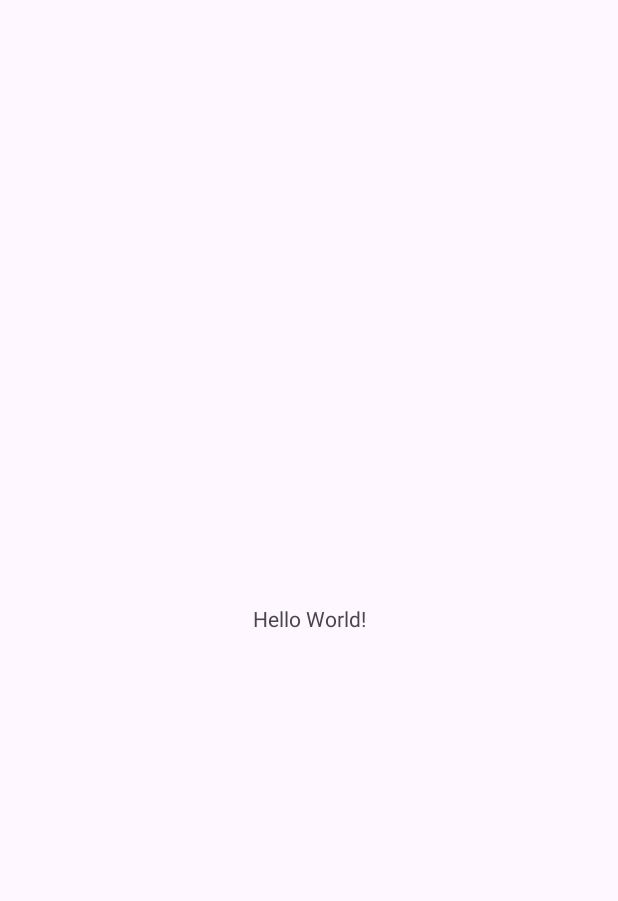
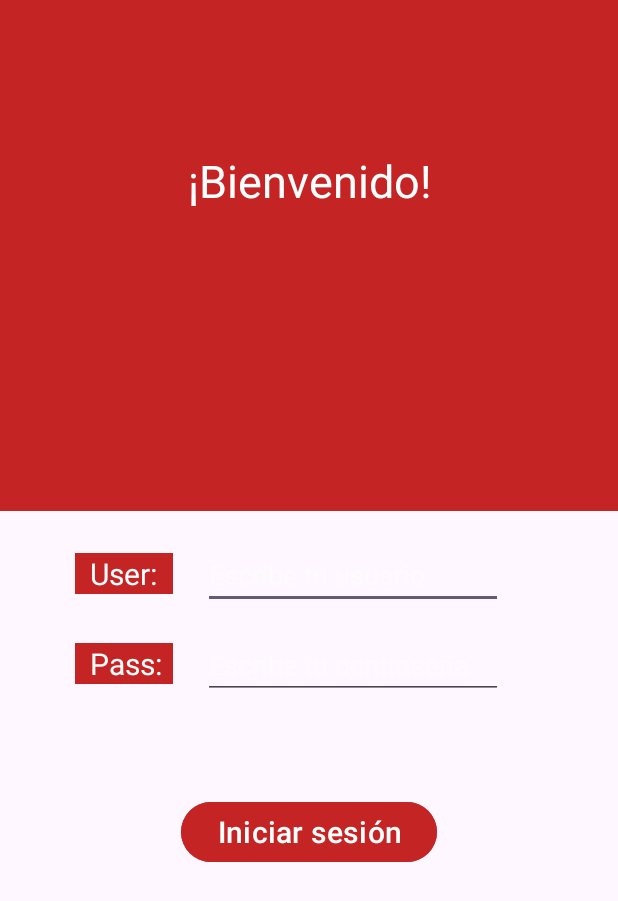
Before and after one commit to KarenRodea7/ADO_KR, an Android app: the screen it shows after launch (MainActivity), on a phone screen of 412 x 824 dp. Before the commit the part shown is almost empty. Shown: the top 901 px of the screen. Run offline under Robolectric (Android 15) with nearby library versions, the phone set to English and light mode, and no system bars.

Commit message:
Nuevo commit

```diff
--- a/app/src/main/java/com/example/ado_kr/MainActivity.java
+++ b/app/src/main/java/com/example/ado_kr/MainActivity.java
@@ -1,6 +1,11 @@
 package com.example.ado_kr;
 
+import android.content.Intent;
 import android.os.Bundle;
+import android.view.View;
+import android.widget.Button;
+import android.widget.EditText;
+import android.widget.Toast;
 
 import androidx.activity.EdgeToEdge;
 import androidx.appcompat.app.AppCompatActivity;
@@ -10,9 +15,39 @@ import androidx.core.view.WindowInsetsCompat;
 
 public class MainActivity extends AppCompatActivity {
 
+    Button btnIniciar;
+    EditText user, pass;
+    int sum = 0;
+
     @Override
     protected void onCreate(Bundle savedInstanceState) {
         super.onCreate(savedInstanceState);
         setContentView(R.layout.activity_main);
+
+        btnIniciar = findViewById(R.id.Iniciar);
+        user = findViewById(R.id.User);
+        pass = findViewById(R.id.Pass);
+        btnIniciar.setOnClickListener(new View.OnClickListener() {
+
+            public void onClick(View view) {
+                if(sum<3){
+                    sum = sum + 1;
+
+                    Intent intent = new Intent(getApplicationContext(), Menu.class);
+                    String datos = user.getText().toString();
+                    String contr = pass.getText().toString();
+
+                    if(datos.equals("UsuarioADO") & contr.equals("PSWDADO")){
+                        startActivity(intent);
+                        Toast.makeText(getApplicationContext(), "Bienvenido al Menú "+datos, Toast.LENGTH_LONG).show();
+                    }else {
+                        Toast.makeText(getApplicationContext(),"Cuenta o contraseña incorrectos, te quedan:  " +(3-sum)+" Intentos",Toast.LENGTH_SHORT).show();
+                    }
+                }else{
+                    Toast.makeText(getApplicationContext(),"Excediste tus oportunidades",Toast.LENGTH_SHORT).show();
+                    btnIniciar.setEnabled(false);
+                }
+            }
+        });
     }
 }
--- a/app/src/main/res/layout/activity_main.xml
+++ b/app/src/main/res/layout/activity_main.xml
@@ -1,5 +1,5 @@
 <?xml version="1.0" encoding="utf-8"?>
-<androidx.constraintlayout.widget.ConstraintLayout xmlns:android="http://schemas.android.com/apk/res/android"
+<RelativeLayout xmlns:android="http://schemas.android.com/apk/res/android"
     xmlns:app="http://schemas.android.com/apk/res-auto"
     xmlns:tools="http://schemas.android.com/tools"
     android:id="@+id/main"
@@ -7,13 +7,94 @@
     android:layout_height="match_parent"
     tools:context=".MainActivity">
 
-    <TextView
-        android:layout_width="wrap_content"
-        android:layout_height="wrap_content"
-        android:text="Hello World!"
-        app:layout_constraintBottom_toBottomOf="parent"
-        app:layout_constraintEnd_toEndOf="parent"
-        app:layout_constraintStart_toStartOf="parent"
-        app:layout_constraintTop_toTopOf="parent" />
+    <LinearLayout
+        android:layout_width="match_parent"
+        android:layout_height="match_parent"
+        android:gravity="center_horizontal"
+        android:orientation="vertical">
+        <View
+            android:layout_width="match_parent"
+            android:layout_height="100dp"
+            android:background="#C52424"/>
+        <TextView
+            android:layout_width="match_parent"
+            android:layout_height="wrap_content"
+            android:background="#C52424"
+            android:text="¡Bienvenido!"
+            android:textAlignment="center"
+            android:textColor="#ffffff"
+            android:textSize="30sp"/>
+        <View
+            android:layout_width="match_parent"
+            android:layout_height="200dp"
+            android:background="#C52424"/>
+        <LinearLayout
+            android:layout_width="match_parent"
+            android:layout_height="50dp"
+            android:layout_marginBottom="10dp"
+            android:layout_marginTop="20dp"
+            android:layout_gravity="center"
+            android:orientation="horizontal">
+            <TextView
+                android:layout_width="65dp"
+                android:paddingLeft="10dp"
+                android:layout_height="wrap_content"
+                android:layout_marginLeft="50dp"
+                android:layout_marginRight="20dp"
+                android:textSize="20dp"
+                android:text="User: "
+                android:textColor="#fff"
+                android:background="#C52424"/>
+            <EditText
+                android:layout_width="200dp"
+                android:layout_height="wrap_content"
+                android:id="@+id/User"
+                android:hint="Escribe tu usuario"
+                android:textStyle="normal"
+                android:textColor="#7CFFFFFF"
+                android:textColorHint="#7CFFFFFF"/>
+        </LinearLayout>
+        <LinearLayout
+            android:layout_width="match_parent"
+            android:layout_height="50dp"
+            android:layout_gravity="center"
+            android:orientation="horizontal">
+            <TextView
+                android:layout_width="65dp"
+                android:layout_height="wrap_content"
+                android:paddingLeft="10dp"
+                android:layout_marginLeft="50dp"
+                android:layout_marginRight="20dp"
+                android:textSize="20dp"
+                android:text="Pass: "
+                android:textColor="#fff"
+                android:background="#C52424"/>
+            <EditText
+                android:layout_width="200dp"
+                android:layout_height="wrap_content"
+                android:id="@+id/Pass"
+                android:hint="Escribe tu contraseña"
+                android:textStyle="normal"
+                android:inputType="textPassword"
+                android:textColor="#7CFFFFFF"
+                android:textColorHint="#7CFFFFFF"/>
+        </LinearLayout>
+        <LinearLayout
+            android:layout_width="wrap_content"
+            android:layout_height="wrap_content"
+            android:layout_marginTop="60dp"
+            android:layout_gravity="center"
+            android:orientation="horizontal">
+            <Button
+                android:layout_width="wrap_content"
+                android:layout_height="wrap_content"
+                android:backgroundTint="#C52424"
+                android:id="@+id/Iniciar"
+                android:textSize="20dp"
+                android:text="Iniciar sesión"/>
+        </LinearLayout>
 
-</androidx.constraintlayout.widget.ConstraintLayout>
+
+    </LinearLayout>
+
+</RelativeLayout>
--- a/gradle/libs.versions.toml
+++ b/gradle/libs.versions.toml
@@ -1,5 +1,5 @@
 [versions]
-agp = "8.4.0"
+agp = "8.5.1"
 junit = "4.13.2"
 junitVersion = "1.2.1"
 espressoCore = "3.6.1"
```
Also changed, not shown: app/src/main/AndroidManifest.xml (+15 -0 lines), app/src/main/java/com/example/ado_kr/Actualizar.java (added, +24 -0 lines), app/src/main/java/com/example/ado_kr/Consulta.java (added, +24 -0 lines), app/src/main/java/com/example/ado_kr/Eliminar.java (added, +24 -0 lines), app/src/main/java/com/example/ado_kr/Menu.java (added, +62 -0 lines), app/src/main/java/com/example/ado_kr/Venta.java (added, +24 -0 lines), app/src/main/res/layout/activity_actualizar.xml (added, +10 -0 lines), app/src/main/res/layout/activity_consulta.xml (added, +10 -0 lines), app/src/main/res/layout/activity_eliminar.xml (added, +10 -0 lines), app/src/main/res/layout/activity_menu.xml (added, +57 -0 lines), app/src/main/res/layout/activity_venta.xml (added, +174 -0 lines), gradle/wrapper/gradle-wrapper.properties.
